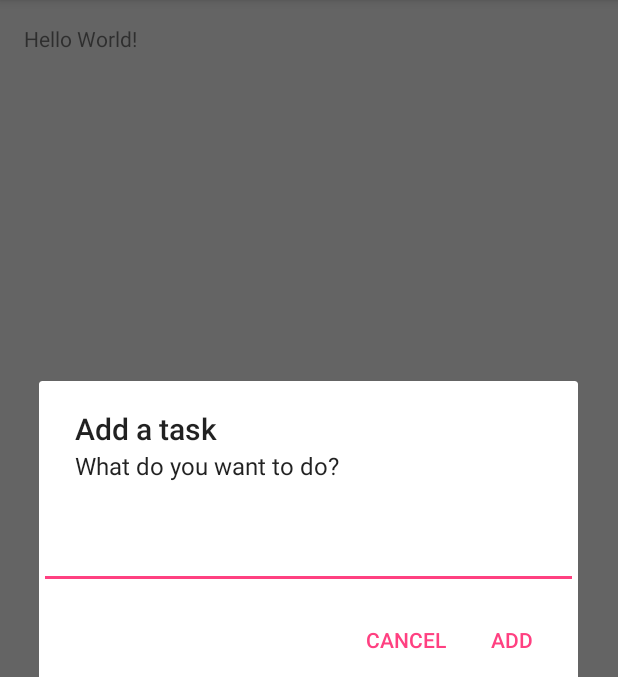
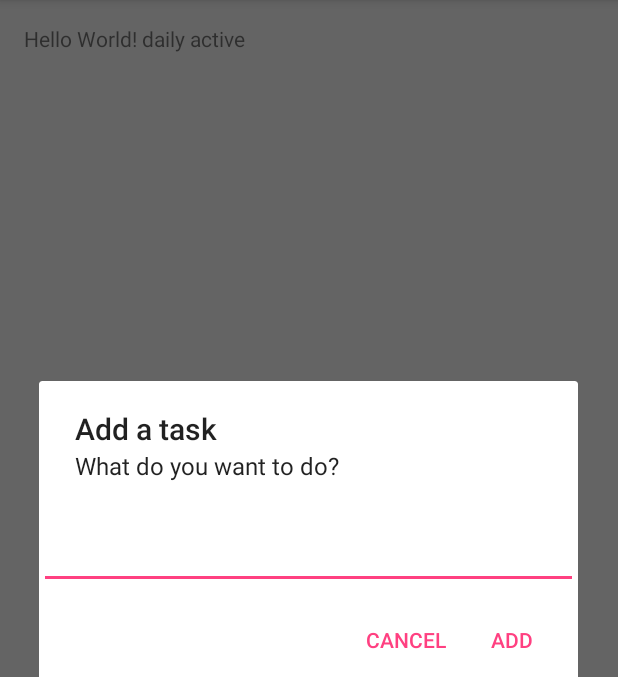
Before and after one commit to MalmoTeam/DailyActive3, an Android app: the screen it shows after launch (MainActivity), in the options menu, after a tap on "Add Task", on a phone screen of 412 x 824 dp, the part 84-761 px from its top. Run offline under Robolectric (Android 15) with nearby library versions, the phone set to English and light mode, and no system bars.

Commit message:
name change

```diff
--- a/app/src/main/res/layout/activity_main.xml
+++ b/app/src/main/res/layout/activity_main.xml
@@ -12,7 +12,7 @@
     <TextView
         android:layout_width="wrap_content"
         android:layout_height="wrap_content"
-        android:text="Hello World!" />
+        android:text="Hello World! daily active" />
 
     <ListView
         android:layout_width="match_parent"
```
